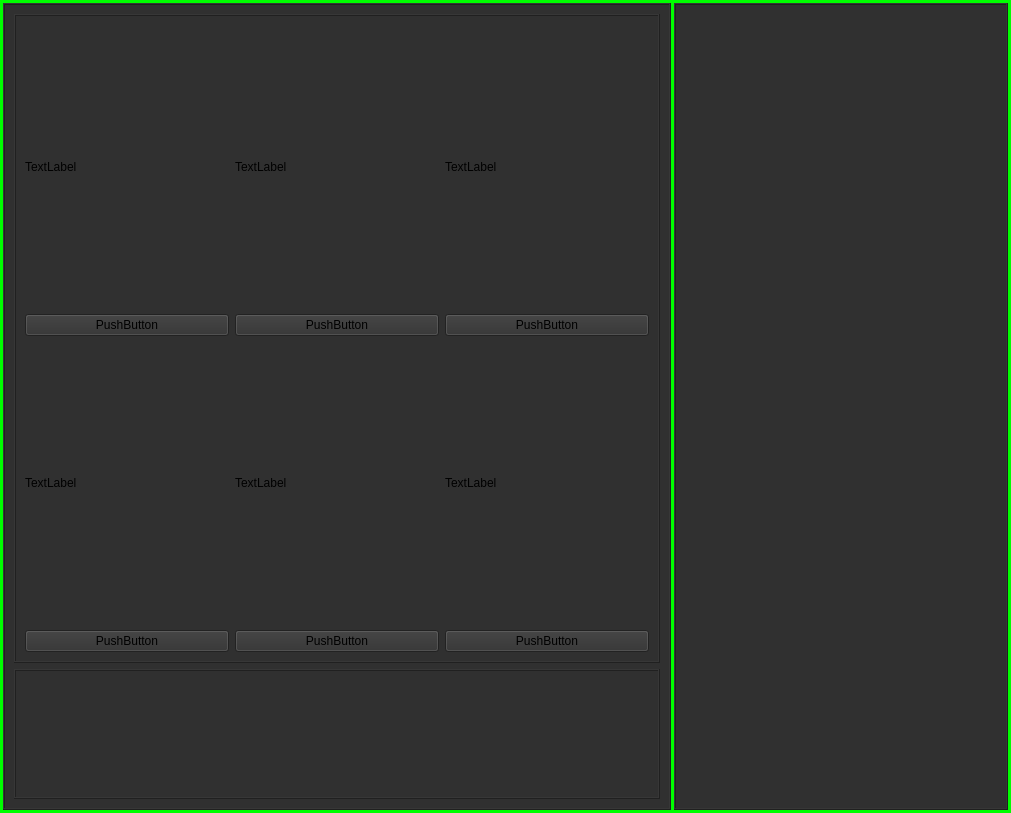
This is Python_Interface/Desing.ui in Pybarguen/PIC_8Bit_Usb_ImageData as Qt 5 draws it before an edit. The edited form follows.
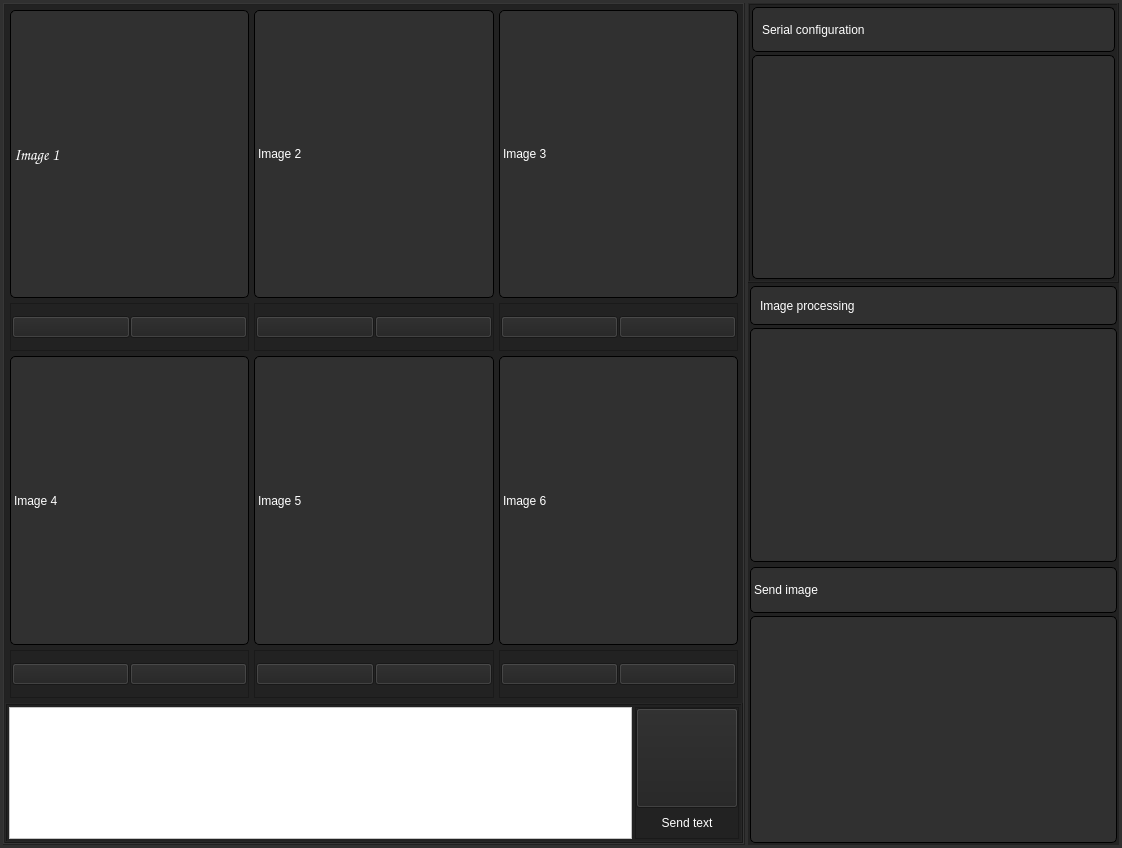
This is the edited form. Icons and pictures are not drawn.

Commit message: Feat : Se ha actualizado interfaz del programa general de python con iconos y widgets.

Diff of the .ui file:
```diff
--- a/Python_Interface/Desing.ui
+++ b/Python_Interface/Desing.ui
@@ -6,15 +6,33 @@
    <rect>
     <x>0</x>
     <y>0</y>
+    <width>1122</width>
+    <height>848</height>
+   </rect>
+  </property>
+  <property name="sizePolicy">
+   <sizepolicy hsizetype="Maximum" vsizetype="MinimumExpanding">
+    <horstretch>0</horstretch>
+    <verstretch>0</verstretch>
+   </sizepolicy>
+  </property>
+  <property name="minimumSize">
+   <size>
     <width>1011</width>
     <height>813</height>
-   </rect>
+   </size>
+  </property>
+  <property name="font">
+   <font>
+    <family>Comic Sans MS</family>
+    <pointsize>10</pointsize>
+   </font>
   </property>
   <property name="windowTitle">
    <string>MainWindow</string>
   </property>
   <property name="styleSheet">
-   <string notr="true">background-color: rgb(0, 255, 0);</string>
+   <string notr="true">background-color: rgb(48, 48, 48);</string>
   </property>
   <widget class="QWidget" name="centralwidget">
    <layout class="QHBoxLayout" name="horizontalLayout" stretch="4,2">
@@ -34,7 +52,7 @@
      <number>3</number>
     </property>
     <item>
-     <widget class="QFrame" name="frame">
+     <widget class="QFrame" name="Left_Frame">
       <property name="styleSheet">
        <string notr="true">background-color: rgb(48, 48, 48);</string>
       </property>
@@ -45,99 +63,468 @@
        <enum>QFrame::Raised</enum>
       </property>
       <layout class="QVBoxLayout" name="verticalLayout" stretch="5,1">
+       <property name="spacing">
+        <number>0</number>
+       </property>
+       <property name="leftMargin">
+        <number>0</number>
+       </property>
+       <property name="topMargin">
+        <number>0</number>
+       </property>
+       <property name="rightMargin">
+        <number>0</number>
+       </property>
+       <property name="bottomMargin">
+        <number>0</number>
+       </property>
        <item>
-        <widget class="QFrame" name="frame_3">
+        <widget class="QFrame" name="Images_Frame">
+         <property name="styleSheet">
+          <string notr="true">background-color: rgb(34, 34, 34);</string>
+         </property>
          <property name="frameShape">
-          <enum>QFrame::Box</enum>
+          <enum>QFrame::NoFrame</enum>
          </property>
          <property name="frameShadow">
           <enum>QFrame::Raised</enum>
          </property>
          <layout class="QHBoxLayout" name="horizontalLayout_2">
+          <property name="spacing">
+           <number>1</number>
+          </property>
+          <property name="leftMargin">
+           <number>0</number>
+          </property>
+          <property name="topMargin">
+           <number>0</number>
+          </property>
+          <property name="rightMargin">
+           <number>0</number>
+          </property>
+          <property name="bottomMargin">
+           <number>0</number>
+          </property>
           <item>
-           <layout class="QGridLayout" name="gridLayout">
-            <item row="1" column="0">
-             <widget class="QPushButton" name="pushButton">
-              <property name="text">
-               <string>PushButton</string>
-              </property>
-             </widget>
-            </item>
-            <item row="2" column="0">
-             <widget class="QLabel" name="label_2">
-              <property name="text">
-               <string>TextLabel</string>
-              </property>
-             </widget>
-            </item>
+           <layout class="QGridLayout" name="gridLayout" rowstretch="6,1,6,1" columnstretch="1,1,1" rowminimumheight="2,1,2,1" columnminimumwidth="1,1,1">
+            <property name="leftMargin">
+             <number>5</number>
+            </property>
+            <property name="topMargin">
+             <number>5</number>
+            </property>
+            <property name="rightMargin">
+             <number>5</number>
+            </property>
+            <property name="bottomMargin">
+             <number>5</number>
+            </property>
+            <property name="spacing">
+             <number>5</number>
+            </property>
             <item row="0" column="0">
-             <widget class="QLabel" name="label">
+             <widget class="QLabel" name="Image1_Label">
+              <property name="font">
+               <font>
+                <family>Comic Sans MS</family>
+                <pointsize>12</pointsize>
+               </font>
+              </property>
+              <property name="styleSheet">
+               <string notr="true">border: 1px solid black;
+font: 12pt &quot;Comic Sans MS&quot;;
+border-radius: 5px;
+background-color: rgb(48, 48, 48);
+color: rgb(255, 255, 255);</string>
+              </property>
+              <property name="frameShape">
+               <enum>QFrame::Box</enum>
+              </property>
               <property name="text">
-               <string>TextLabel</string>
+               <string>Image 1</string>
               </property>
              </widget>
             </item>
-            <item row="1" column="1">
-             <widget class="QPushButton" name="pushButton_2">
+            <item row="2" column="0">
+             <widget class="QLabel" name="Image4_Label">
+              <property name="styleSheet">
+               <string notr="true">border: 1px solid black;
+font: 12pt &quot;Comic Sans MS&quot;;
+border-radius: 5px;
+background-color: rgb(48, 48, 48);
+color: rgb(255, 255, 255);</string>
+              </property>
+              <property name="frameShape">
+               <enum>QFrame::Box</enum>
+              </property>
               <property name="text">
-               <string>PushButton</string>
+               <string>Image 4</string>
               </property>
              </widget>
             </item>
             <item row="2" column="1">
-             <widget class="QLabel" name="label_4">
-              <property name="text">
-               <string>TextLabel</string>
+             <widget class="QLabel" name="Image5_Label">
+              <property name="styleSheet">
+               <string notr="true">border: 1px solid black;
+font: 12pt &quot;Comic Sans MS&quot;;
+border-radius: 5px;
+background-color: rgb(48, 48, 48);
+color: rgb(255, 255, 255);</string>
               </property>
-             </widget>
-            </item>
-            <item row="3" column="0">
-             <widget class="QPushButton" name="pushButton_3">
-              <property name="text">
-               <string>PushButton</string>
+              <property name="frameShape">
+               <enum>QFrame::Box</enum>
               </property>
-             </widget>
-            </item>
-            <item row="3" column="1">
-             <widget class="QPushButton" name="pushButton_4">
               <property name="text">
-               <string>PushButton</string>
-              </property>
-             </widget>
-            </item>
-            <item row="0" column="1">
-             <widget class="QLabel" name="label_3">
-              <property name="text">
-               <string>TextLabel</string>
-              </property>
-             </widget>
-            </item>
-            <item row="0" column="2">
-             <widget class="QLabel" name="label_5">
-              <property name="text">
-               <string>TextLabel</string>
+               <string>Image 5</string>
               </property>
              </widget>
             </item>
             <item row="2" column="2">
-             <widget class="QLabel" name="label_6">
+             <widget class="QLabel" name="Image6_Label">
+              <property name="styleSheet">
+               <string notr="true">border: 1px solid black;
+font: 12pt &quot;Comic Sans MS&quot;;
+border-radius: 5px;
+background-color: rgb(48, 48, 48);
+color: rgb(255, 255, 255);</string>
+              </property>
+              <property name="frameShape">
+               <enum>QFrame::Box</enum>
+              </property>
               <property name="text">
-               <string>TextLabel</string>
+               <string>Image 6</string>
               </property>
              </widget>
             </item>
+            <item row="0" column="2">
+             <widget class="QLabel" name="Image3_Label">
+              <property name="enabled">
+               <bool>true</bool>
+              </property>
+              <property name="styleSheet">
+               <string notr="true">border: 1px solid black;
+font: 12pt &quot;Comic Sans MS&quot;;
+border-radius: 5px;
+background-color: rgb(48, 48, 48);
+color: rgb(255, 255, 255);</string>
+              </property>
+              <property name="frameShape">
+               <enum>QFrame::Box</enum>
+              </property>
+              <property name="text">
+               <string>Image 3</string>
+              </property>
+             </widget>
+            </item>
+            <item row="0" column="1">
+             <widget class="QLabel" name="Image2_Label">
+              <property name="styleSheet">
+               <string notr="true">border: 1px solid black;
+font: 12pt &quot;Comic Sans MS&quot;;
+border-radius: 5px;
+background-color: rgb(48, 48, 48);
+color: rgb(255, 255, 255);</string>
+              </property>
+              <property name="frameShape">
+               <enum>QFrame::Box</enum>
+              </property>
+              <property name="text">
+               <string>Image 2</string>
+              </property>
+             </widget>
+            </item>
+            <item row="1" column="0">
+             <widget class="QFrame" name="Frame_buttons1">
+              <property name="frameShape">
+               <enum>QFrame::StyledPanel</enum>
+              </property>
+              <property name="frameShadow">
+               <enum>QFrame::Raised</enum>
+              </property>
+              <layout class="QHBoxLayout" name="horizontalLayout_3">
+               <property name="spacing">
+                <number>0</number>
+               </property>
+               <property name="leftMargin">
+                <number>1</number>
+               </property>
+               <property name="topMargin">
+                <number>1</number>
+               </property>
+               <property name="rightMargin">
+                <number>1</number>
+               </property>
+               <property name="bottomMargin">
+                <number>1</number>
+               </property>
+               <item>
+                <widget class="QPushButton" name="pushButton">
+                 <property name="text">
+                  <string/>
+                 </property>
+                 <property name="icon">
+                  <iconset resource="Icons/Icons.qrc">
+                   <normaloff>:/Resources/close.svg</normaloff>:/Resources/close.svg</iconset>
+                 </property>
+                </widget>
+               </item>
+               <item>
+                <widget class="QPushButton" name="pushButton_7">
+                 <property name="text">
+                  <string/>
+                 </property>
+                 <property name="icon">
+                  <iconset resource="Icons/Icons.qrc">
+                   <normaloff>:/Resources/back.svg</normaloff>:/Resources/back.svg</iconset>
+                 </property>
+                </widget>
+               </item>
+              </layout>
+             </widget>
+            </item>
+            <item row="1" column="1">
+             <widget class="QFrame" name="Frame_buttons2">
+              <property name="frameShape">
+               <enum>QFrame::StyledPanel</enum>
+              </property>
+              <property name="frameShadow">
+               <enum>QFrame::Raised</enum>
+              </property>
+              <layout class="QHBoxLayout" name="horizontalLayout_4">
+               <property name="spacing">
+                <number>1</number>
+               </property>
+               <property name="leftMargin">
+                <number>1</number>
+               </property>
+               <property name="topMargin">
+                <number>1</number>
+               </property>
+               <property name="rightMargin">
+                <number>1</number>
+               </property>
+               <property name="bottomMargin">
+                <number>1</number>
+               </property>
+               <item>
+                <widget class="QPushButton" name="pushButton_2">
+                 <property name="text">
+                  <string/>
+                 </property>
+                 <property name="icon">
+                  <iconset resource="Icons/Icons.qrc">
+                   <normaloff>:/Resources/close.svg</normaloff>:/Resources/close.svg</iconset>
+                 </property>
+                </widget>
+               </item>
+               <item>
+                <widget class="QPushButton" name="pushButton_8">
+                 <property name="text">
+                  <string/>
+                 </property>
+                 <property name="icon">
+                  <iconset resource="Icons/Icons.qrc">
+                   <normaloff>:/Resources/back.svg</normaloff>:/Resources/back.svg</iconset>
+                 </property>
+                </widget>
+               </item>
+              </layout>
+             </widget>
+            </item>
             <item row="3" column="2">
-             <widget class="QPushButton" name="pushButton_5">
-              <property name="text">
-               <string>PushButton</string>
+             <widget class="QFrame" name="Frame_buttons6">
+              <property name="frameShape">
+               <enum>QFrame::StyledPanel</enum>
               </property>
+              <property name="frameShadow">
+               <enum>QFrame::Raised</enum>
+              </property>
+              <layout class="QHBoxLayout" name="horizontalLayout_5">
+               <property name="spacing">
+                <number>1</number>
+               </property>
+               <property name="leftMargin">
+                <number>1</number>
+               </property>
+               <property name="topMargin">
+                <number>1</number>
+               </property>
+               <property name="rightMargin">
+                <number>1</number>
+               </property>
+               <property name="bottomMargin">
+                <number>1</number>
+               </property>
+               <item>
+                <widget class="QPushButton" name="pushButton_4">
+                 <property name="text">
+                  <string/>
+                 </property>
+                 <property name="icon">
+                  <iconset resource="Icons/Icons.qrc">
+                   <normaloff>:/Resources/close.svg</normaloff>:/Resources/close.svg</iconset>
+                 </property>
+                </widget>
+               </item>
+               <item>
+                <widget class="QPushButton" name="pushButton_5">
+                 <property name="text">
+                  <string/>
+                 </property>
+                 <property name="icon">
+                  <iconset resource="Icons/Icons.qrc">
+                   <normaloff>:/Resources/back.svg</normaloff>:/Resources/back.svg</iconset>
+                 </property>
+                </widget>
+               </item>
+              </layout>
+             </widget>
+            </item>
+            <item row="3" column="1">
+             <widget class="QFrame" name="Frame_buttons5">
+              <property name="frameShape">
+               <enum>QFrame::StyledPanel</enum>
+              </property>
+              <property name="frameShadow">
+               <enum>QFrame::Raised</enum>
+              </property>
+              <layout class="QHBoxLayout" name="horizontalLayout_6">
+               <property name="spacing">
+                <number>1</number>
+               </property>
+               <property name="leftMargin">
+                <number>1</number>
+               </property>
+               <property name="topMargin">
+                <number>1</number>
+               </property>
+               <property name="rightMargin">
+                <number>1</number>
+               </property>
+               <property name="bottomMargin">
+                <number>1</number>
+               </property>
+               <item>
+                <widget class="QPushButton" name="pushButton_9">
+                 <property name="text">
+                  <string/>
+                 </property>
+                 <property name="icon">
+                  <iconset resource="Icons/Icons.qrc">
+                   <normaloff>:/Resources/close.svg</normaloff>:/Resources/close.svg</iconset>
+                 </property>
+                </widget>
+               </item>
+               <item>
+                <widget class="QPushButton" name="pushButton_10">
+                 <property name="text">
+                  <string/>
+                 </property>
+                 <property name="icon">
+                  <iconset resource="Icons/Icons.qrc">
+                   <normaloff>:/Resources/back.svg</normaloff>:/Resources/back.svg</iconset>
+                 </property>
+                </widget>
+               </item>
+              </layout>
+             </widget>
+            </item>
+            <item row="3" column="0">
+             <widget class="QFrame" name="Frame_buttons4">
+              <property name="frameShape">
+               <enum>QFrame::StyledPanel</enum>
+              </property>
+              <property name="frameShadow">
+               <enum>QFrame::Raised</enum>
+              </property>
+              <layout class="QHBoxLayout" name="horizontalLayout_7">
+               <property name="spacing">
+                <number>1</number>
+               </property>
+               <property name="leftMargin">
+                <number>1</number>
+               </property>
+               <property name="topMargin">
+                <number>1</number>
+               </property>
+               <property name="rightMargin">
+                <number>1</number>
+               </property>
+               <property name="bottomMargin">
+                <number>1</number>
+               </property>
+               <item>
+                <widget class="QPushButton" name="pushButton_3">
+                 <property name="text">
+                  <string/>
+                 </property>
+                 <property name="icon">
+                  <iconset resource="Icons/Icons.qrc">
+                   <normaloff>:/Resources/close.svg</normaloff>:/Resources/close.svg</iconset>
+                 </property>
+                </widget>
+               </item>
+               <item>
+                <widget class="QPushButton" name="pushButton_11">
+                 <property name="text">
+                  <string/>
+                 </property>
+                 <property name="icon">
+                  <iconset resource="Icons/Icons.qrc">
+                   <normaloff>:/Resources/back.svg</normaloff>:/Resources/back.svg</iconset>
+                 </property>
+                </widget>
+               </item>
+              </layout>
              </widget>
             </item>
             <item row="1" column="2">
-             <widget class="QPushButton" name="pushButton_6">
-              <property name="text">
-               <string>PushButton</string>
+             <widget class="QFrame" name="Frame_buttons3">
+              <property name="frameShape">
+               <enum>QFrame::StyledPanel</enum>
               </property>
+              <property name="frameShadow">
+               <enum>QFrame::Raised</enum>
+              </property>
+              <layout class="QHBoxLayout" name="horizontalLayout_8">
+               <property name="spacing">
+                <number>1</number>
+               </property>
+               <property name="leftMargin">
+                <number>1</number>
+               </property>
+               <property name="topMargin">
+                <number>1</number>
+               </property>
+               <property name="rightMargin">
+                <number>1</number>
+               </property>
+               <property name="bottomMargin">
+                <number>1</number>
+               </property>
+               <item>
+                <widget class="QPushButton" name="pushButton_6">
+                 <property name="text">
+                  <string/>
+                 </property>
+                 <property name="icon">
+                  <iconset resource="Icons/Icons.qrc">
+                   <normaloff>:/Resources/close.svg</normaloff>:/Resources/close.svg</iconset>
+                 </property>
+                </widget>
+               </item>
+               <item>
+                <widget class="QPushButton" name="pushButton_12">
+                 <property name="text">
+                  <string/>
+                 </property>
+                 <property name="icon">
+                  <iconset resource="Icons/Icons.qrc">
+                   <normaloff>:/Resources/back.svg</normaloff>:/Resources/back.svg</iconset>
+                 </property>
+                </widget>
+               </item>
+              </layout>
              </widget>
             </item>
            </layout>
@@ -147,12 +534,106 @@
        </item>
        <item>
         <widget class="QFrame" name="frame_4">
+         <property name="styleSheet">
+          <string notr="true">background-color: rgb(34, 34, 34);</string>
+         </property>
          <property name="frameShape">
           <enum>QFrame::Box</enum>
          </property>
          <property name="frameShadow">
           <enum>QFrame::Raised</enum>
          </property>
+         <layout class="QHBoxLayout" name="horizontalLayout_9" stretch="6,1">
+          <property name="spacing">
+           <number>3</number>
+          </property>
+          <property name="leftMargin">
+           <number>2</number>
+          </property>
+          <property name="topMargin">
+           <number>2</number>
+          </property>
+          <property name="rightMargin">
+           <number>2</number>
+          </property>
+          <property name="bottomMargin">
+           <number>2</number>
+          </property>
+          <item>
+           <widget class="QTextEdit" name="Line_Edit_Text">
+            <property name="styleSheet">
+             <string notr="true">background-color: rgb(255, 255, 255);</string>
+            </property>
+           </widget>
+          </item>
+          <item>
+           <widget class="QFrame" name="frame_7">
+            <property name="frameShape">
+             <enum>QFrame::StyledPanel</enum>
+            </property>
+            <property name="frameShadow">
+             <enum>QFrame::Raised</enum>
+            </property>
+            <layout class="QVBoxLayout" name="verticalLayout_2">
+             <property name="spacing">
+              <number>0</number>
+             </property>
+             <property name="leftMargin">
+              <number>0</number>
+             </property>
+             <property name="topMargin">
+              <number>0</number>
+             </property>
+             <property name="rightMargin">
+              <number>0</number>
+             </property>
+             <property name="bottomMargin">
+              <number>0</number>
+             </property>
+             <item>
+              <widget class="QPushButton" name="pushButton_13">
+               <property name="minimumSize">
+                <size>
+                 <width>50</width>
+                 <height>100</height>
+                </size>
+               </property>
+               <property name="styleSheet">
+                <string notr="true"/>
+               </property>
+               <property name="text">
+                <string/>
+               </property>
+               <property name="icon">
+                <iconset resource="Icons/Icons.qrc">
+                 <normaloff>:/Resources/send.svg</normaloff>:/Resources/send.svg</iconset>
+               </property>
+               <property name="iconSize">
+                <size>
+                 <width>50</width>
+                 <height>50</height>
+                </size>
+               </property>
+              </widget>
+             </item>
+             <item>
+              <widget class="QLabel" name="label_4">
+               <property name="styleSheet">
+                <string notr="true">font: 9pt &quot;Comic Sans MS&quot;;
+color: rgb(255, 255, 255);</string>
+               </property>
+               <property name="text">
+                <string>Send text</string>
+               </property>
+               <property name="alignment">
+                <set>Qt::AlignCenter</set>
+               </property>
+              </widget>
+             </item>
+            </layout>
+           </widget>
+          </item>
+         </layout>
         </widget>
        </item>
       </layout>
@@ -161,14 +642,285 @@
     <item>
      <widget class="QFrame" name="frame_2">
       <property name="styleSheet">
-       <string notr="true">background-color: rgb(48, 48, 48);</string>
+       <string notr="true">background-color: rgb(34, 34, 34);</string>
       </property>
       <property name="frameShape">
-       <enum>QFrame::Box</enum>
+       <enum>QFrame::NoFrame</enum>
       </property>
       <property name="frameShadow">
        <enum>QFrame::Raised</enum>
       </property>
+      <layout class="QVBoxLayout" name="verticalLayout_3">
+       <property name="spacing">
+        <number>1</number>
+       </property>
+       <property name="leftMargin">
+        <number>0</number>
+       </property>
+       <property name="topMargin">
+        <number>0</number>
+       </property>
+       <property name="rightMargin">
+        <number>0</number>
+       </property>
+       <property name="bottomMargin">
+        <number>0</number>
+       </property>
+       <item>
+        <widget class="QFrame" name="frame_3">
+         <property name="frameShape">
+          <enum>QFrame::Box</enum>
+         </property>
+         <property name="frameShadow">
+          <enum>QFrame::Raised</enum>
+         </property>
+         <layout class="QVBoxLayout" name="verticalLayout_4" stretch="1,5">
+          <property name="spacing">
+           <number>3</number>
+          </property>
+          <property name="leftMargin">
+           <number>2</number>
+          </property>
+          <property name="topMargin">
+           <number>2</number>
+          </property>
+          <property name="rightMargin">
+           <number>2</number>
+          </property>
+          <property name="bottomMargin">
+           <number>2</number>
+          </property>
+          <item>
+           <widget class="QFrame" name="frame_10">
+            <property name="styleSheet">
+             <string notr="true">border: 1px solid black;
+border-radius: 5px;
+background-color: rgb(48, 48, 48);</string>
+            </property>
+            <property name="frameShape">
+             <enum>QFrame::Box</enum>
+            </property>
+            <property name="frameShadow">
+             <enum>QFrame::Raised</enum>
+            </property>
+            <layout class="QHBoxLayout" name="horizontalLayout_10">
+             <item>
+              <widget class="QLabel" name="label">
+               <property name="styleSheet">
+                <string notr="true">border: none;
+background-color: rgb(48, 48, 48);
+font: 12pt &quot;Comic Sans MS&quot;;
+color: rgb(255, 255, 255);</string>
+               </property>
+               <property name="text">
+                <string>Serial configuration</string>
+               </property>
+              </widget>
+             </item>
+             <item>
+              <widget class="QLabel" name="label_5">
+               <property name="maximumSize">
+                <size>
+                 <width>40</width>
+                 <height>40</height>
+                </size>
+               </property>
+               <property name="styleSheet">
+                <string notr="true">border: none;
+background-color: rgb(48, 48, 48);</string>
+               </property>
+               <property name="frameShape">
+                <enum>QFrame::Box</enum>
+               </property>
+               <property name="frameShadow">
+                <enum>QFrame::Raised</enum>
+               </property>
+               <property name="text">
+                <string/>
+               </property>
+               <property name="pixmap">
+                <pixmap resource="Icons/Icons.qrc">:/Resources/No_connection.svg</pixmap>
+               </property>
+               <property name="scaledContents">
+                <bool>true</bool>
+               </property>
+              </widget>
+             </item>
+            </layout>
+           </widget>
+          </item>
+          <item>
+           <widget class="QFrame" name="frame_6">
+            <property name="styleSheet">
+             <string notr="true">border: 1px solid black;
+border-radius: 5px;
+background-color: rgb(48, 48, 48);</string>
+            </property>
+            <property name="frameShape">
+             <enum>QFrame::Box</enum>
+            </property>
+            <property name="frameShadow">
+             <enum>QFrame::Raised</enum>
+            </property>
+           </widget>
+          </item>
+         </layout>
+        </widget>
+       </item>
+       <item>
+        <widget class="QFrame" name="frame">
+         <property name="frameShape">
+          <enum>QFrame::NoFrame</enum>
+         </property>
+         <property name="frameShadow">
+          <enum>QFrame::Raised</enum>
+         </property>
+         <layout class="QVBoxLayout" name="verticalLayout_6" stretch="1,6">
+          <property name="spacing">
+           <number>3</number>
+          </property>
+          <property name="leftMargin">
+           <number>2</number>
+          </property>
+          <property name="topMargin">
+           <number>2</number>
+          </property>
+          <property name="rightMargin">
+           <number>2</number>
+          </property>
+          <property name="bottomMargin">
+           <number>2</number>
+          </property>
+          <item>
+           <widget class="QFrame" name="frame_11">
+            <property name="styleSheet">
+             <string notr="true">border: 1px solid black;
+border-radius: 5px;
+background-color: rgb(48, 48, 48);
+font: 12pt &quot;Comic Sans MS&quot;;
+color: rgb(255, 255, 255);</string>
+            </property>
+            <property name="frameShape">
+             <enum>QFrame::StyledPanel</enum>
+            </property>
+            <property name="frameShadow">
+             <enum>QFrame::Raised</enum>
+            </property>
+            <layout class="QHBoxLayout" name="horizontalLayout_12">
+             <item>
+              <widget class="QLabel" name="label_7">
+               <property name="styleSheet">
+                <string notr="true">border: none;
+</string>
+               </property>
+               <property name="text">
+                <string>Image processing</string>
+               </property>
+              </widget>
+             </item>
+             <item>
+              <widget class="QLabel" name="label_8">
+               <property name="maximumSize">
+                <size>
+                 <width>40</width>
+                 <height>40</height>
+                </size>
+               </property>
+               <property name="styleSheet">
+                <string notr="true">border: none;</string>
+               </property>
+               <property name="text">
+                <string/>
+               </property>
+               <property name="pixmap">
+                <pixmap resource="Icons/Icons.qrc">:/Resources/process.svg</pixmap>
+               </property>
+               <property name="scaledContents">
+                <bool>true</bool>
+               </property>
+              </widget>
+             </item>
+            </layout>
+           </widget>
+          </item>
+          <item>
+           <widget class="QFrame" name="frame_8">
+            <property name="styleSheet">
+             <string notr="true">border: 1px solid black;
+border-radius: 5px;
+background-color: rgb(48, 48, 48);</string>
+            </property>
+            <property name="frameShape">
+             <enum>QFrame::Box</enum>
+            </property>
+            <property name="frameShadow">
+             <enum>QFrame::Raised</enum>
+            </property>
+           </widget>
+          </item>
+         </layout>
+        </widget>
+       </item>
+       <item>
+        <widget class="QFrame" name="frame_5">
+         <property name="frameShape">
+          <enum>QFrame::NoFrame</enum>
+         </property>
+         <property name="frameShadow">
+          <enum>QFrame::Raised</enum>
+         </property>
+         <layout class="QVBoxLayout" name="verticalLayout_5" stretch="1,5">
+          <property name="spacing">
+           <number>3</number>
+          </property>
+          <property name="leftMargin">
+           <number>2</number>
+          </property>
+          <property name="topMargin">
+           <number>2</number>
+          </property>
+          <property name="rightMargin">
+           <number>2</number>
+          </property>
+          <property name="bottomMargin">
+           <number>2</number>
+          </property>
+          <item>
+           <widget class="QLabel" name="label_3">
+            <property name="styleSheet">
+             <string notr="true">border: 1px solid black;
+border-radius: 5px;
+background-color: rgb(48, 48, 48);
+font: 12pt &quot;Comic Sans MS&quot;;
+color: rgb(255, 255, 255);</string>
+            </property>
+            <property name="frameShape">
+             <enum>QFrame::Box</enum>
+            </property>
+            <property name="text">
+             <string>Send image</string>
+            </property>
+           </widget>
+          </item>
+          <item>
+           <widget class="QFrame" name="frame_9">
+            <property name="styleSheet">
+             <string notr="true">border: 1px solid black;
+border-radius: 5px;
+background-color: rgb(48, 48, 48);</string>
+            </property>
+            <property name="frameShape">
+             <enum>QFrame::Box</enum>
+            </property>
+            <property name="frameShadow">
+             <enum>QFrame::Raised</enum>
+            </property>
+           </widget>
+          </item>
+         </layout>
+        </widget>
+       </item>
+      </layout>
      </widget>
     </item>
    </layout>
```
Left out of the diff: 4 changed lines with no effect on the pictures.
